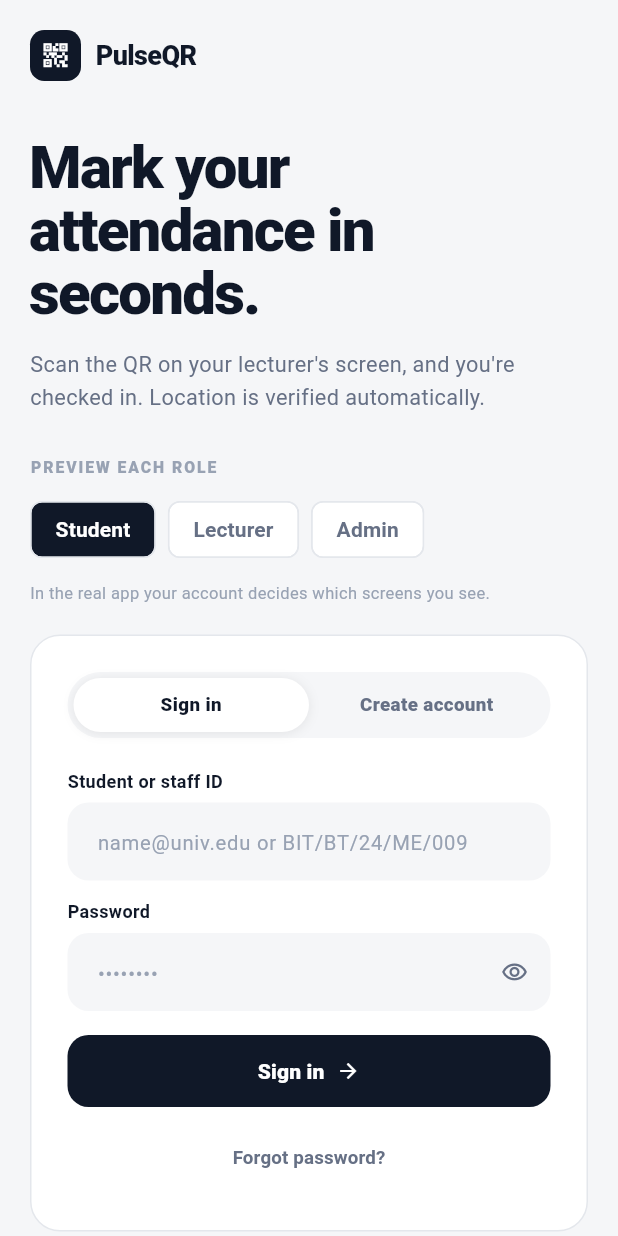
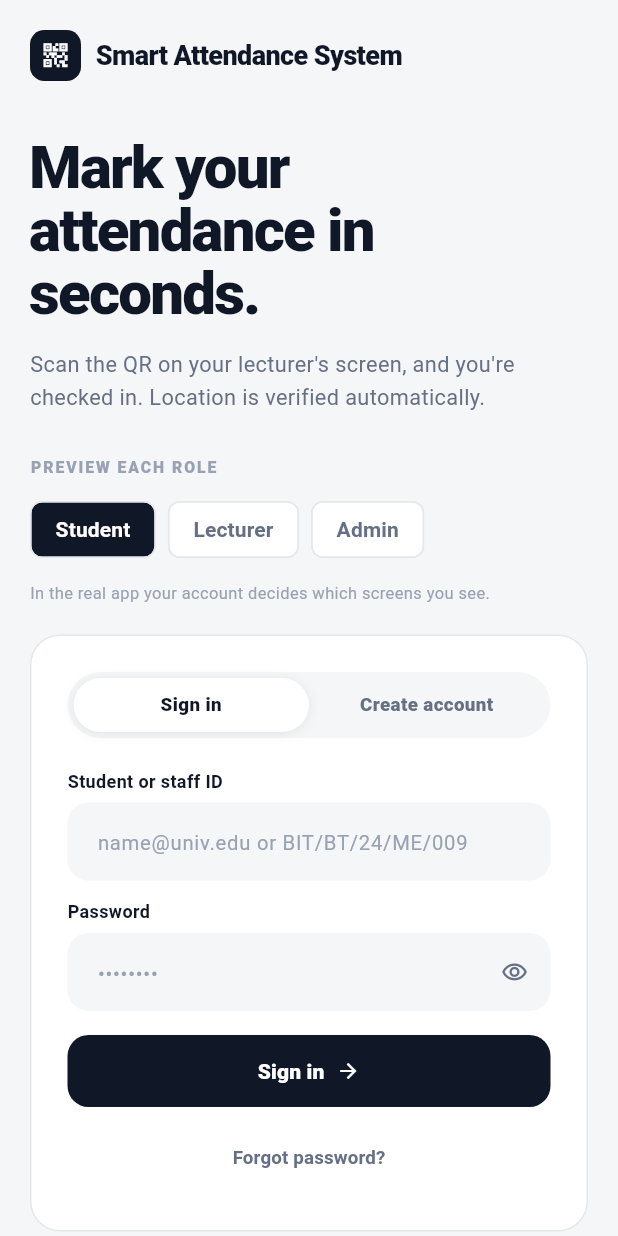
Before and after one commit to cryptotranquil/Smart-Attendance-System-QR-CODE, a Flutter app: the screen it shows after launch, on a phone screen of 412 x 824 dp. Run offline on Flutter 3.47's test engine with Material 3 defaults, Android fonts, the phone set to English and light mode, and no system bars; our stand-ins replace supabase_flutter; accounts and stored records are empty.

Commit message:
Rename project PulseQR -> Smart Attendance System (branding + code identifiers)
- App title, sign-in brand, top bar (short form 'Smart Attendance' to avoid
  overflow), web <title>/meta/PWA manifest: Smart Attendance System
- Code: PulseQrApp -> SmartAttendanceApp, PulseTheme -> SmartAttendanceTheme,
  pubspec package pulseqr -> smart_attendance_system (test import updated)
- Docs: README + DESIGN headers; seed.sql header
- Deliberately unchanged: pulseqr/ folder (Vercel root dir), applied migration
  filenames/comments, demo emails @pulseqr.demo and demo password (live accounts)

Co-authored-by: arena-agent <297053741+arena-agent@users.noreply.github.com>

```diff
--- a/pulseqr/lib/main.dart
+++ b/pulseqr/lib/main.dart
@@ -20,20 +20,20 @@ Future<void> main() async {
     }
   }
 
-  runApp(PulseQrApp(connected: connected));
+  runApp(SmartAttendanceApp(connected: connected));
 }
 
-class PulseQrApp extends StatelessWidget {
-  const PulseQrApp({super.key, required this.connected});
+class SmartAttendanceApp extends StatelessWidget {
+  const SmartAttendanceApp({super.key, required this.connected});
 
   final bool connected;
 
   @override
   Widget build(BuildContext context) {
     return MaterialApp(
-      title: 'PulseQR',
+      title: 'Smart Attendance System',
       debugShowCheckedModeBanner: false,
-      theme: PulseTheme.data,
+      theme: SmartAttendanceTheme.data,
       home: SignInScreen(connected: connected),
     );
   }
--- a/pulseqr/lib/src/admin_screens.dart
+++ b/pulseqr/lib/src/admin_screens.dart
@@ -362,7 +362,7 @@ class _CampusTabState extends State<_CampusTab> {
                           Container(
                             height: 170,
                             decoration: BoxDecoration(
-                              borderRadius: BorderRadius.circular(PulseTheme.radiusField),
+                              borderRadius: BorderRadius.circular(SmartAttendanceTheme.radiusField),
                               gradient: const RadialGradient(
                                 colors: [Color(0xFFDCE7FB), Color(0xFFF4F6FA)],
                                 center: Alignment(-0.2, 0.1),
@@ -421,7 +421,7 @@ class _CampusTabState extends State<_CampusTab> {
                           const SizedBox(height: 12),
                           Container(
                             padding: const EdgeInsets.all(12),
-                            decoration: BoxDecoration(border: Border.all(color: C.warn, width: 1.4), borderRadius: BorderRadius.circular(PulseTheme.radiusField), color: C.warnSoft),
+                            decoration: BoxDecoration(border: Border.all(color: C.warn, width: 1.4), borderRadius: BorderRadius.circular(SmartAttendanceTheme.radiusField), color: C.warnSoft),
                             child: Row(
                               children: [
                                 const Icon(Icons.beach_access, color: C.warn, size: 20),
--- a/pulseqr/lib/src/lecturer_screens.dart
+++ b/pulseqr/lib/src/lecturer_screens.dart
@@ -102,7 +102,7 @@ class _TodayTab extends StatelessWidget {
               Container(
                 decoration: BoxDecoration(
                   color: C.brand,
-                  borderRadius: BorderRadius.circular(PulseTheme.radiusCard),
+                  borderRadius: BorderRadius.circular(SmartAttendanceTheme.radiusCard),
                 ),
                 padding: const EdgeInsets.all(20),
                 child: Row(
--- a/pulseqr/lib/src/sign_in_screen.dart
+++ b/pulseqr/lib/src/sign_in_screen.dart
@@ -183,7 +183,7 @@ class _SignInScreenState extends State<SignInScreen> {
           children: [
             LogoMark(size: 34),
             SizedBox(width: 10),
-            Text('PulseQR', style: TextStyle(fontSize: 18, fontWeight: FontWeight.w800, letterSpacing: -0.4)),
+            Text('Smart Attendance System', style: TextStyle(fontSize: 18, fontWeight: FontWeight.w800, letterSpacing: -0.4)),
           ],
         ),
         const SizedBox(height: 36),
@@ -375,9 +375,9 @@ class _SignInScreenState extends State<SignInScreen> {
         fillColor: C.bg,
         suffixIcon: suffix,
         contentPadding: const EdgeInsets.symmetric(horizontal: 16, vertical: 14),
-        border: OutlineInputBorder(borderRadius: BorderRadius.circular(PulseTheme.radiusField), borderSide: BorderSide.none),
+        border: OutlineInputBorder(borderRadius: BorderRadius.circular(SmartAttendanceTheme.radiusField), borderSide: BorderSide.none),
         focusedBorder: OutlineInputBorder(
-          borderRadius: BorderRadius.circular(PulseTheme.radiusField),
+          borderRadius: BorderRadius.circular(SmartAttendanceTheme.radiusField),
           borderSide: const BorderSide(color: C.accent, width: 1.4),
         ),
         errorStyle: const TextStyle(fontSize: 11, color: C.danger),
--- a/pulseqr/lib/src/theme.dart
+++ b/pulseqr/lib/src/theme.dart
@@ -1,6 +1,6 @@
 import 'package:flutter/material.dart';
 
-/// PulseQR redesign — calm, friendly, high-contrast "campus utility" system.
+/// Smart Attendance System — calm, friendly, high-contrast "campus utility" system.
 /// Plain language, big type, one confident accent, semantic colors only for status.
 class C {
   C._();
@@ -23,8 +23,8 @@ class C {
   static const infoSoft = Color(0xFFEFF4FF);
 }
 
-class PulseTheme {
-  PulseTheme._();
+class SmartAttendanceTheme {
+  SmartAttendanceTheme._();
 
   static const double radiusCard = 20;
   static const double radiusField = 14;
--- a/pulseqr/lib/src/widgets.dart
+++ b/pulseqr/lib/src/widgets.dart
@@ -28,7 +28,7 @@ class AppCard extends StatelessWidget {
   Widget build(BuildContext context) => Container(
         decoration: BoxDecoration(
           color: C.card,
-          borderRadius: BorderRadius.circular(PulseTheme.radiusCard),
+          borderRadius: BorderRadius.circular(SmartAttendanceTheme.radiusCard),
           border: Border.all(color: C.hairline),
         ),
         padding: padding,
@@ -108,7 +108,7 @@ class PrimaryButton extends StatelessWidget {
         style: ElevatedButton.styleFrom(
           backgroundColor: C.brand,
           elevation: 0,
-          shape: RoundedRectangleBorder(borderRadius: BorderRadius.circular(PulseTheme.radiusField)),
+          shape: RoundedRectangleBorder(borderRadius: BorderRadius.circular(SmartAttendanceTheme.radiusField)),
         ),
         onPressed: onPressed,
         child: Padding(padding: const EdgeInsets.symmetric(horizontal: 18), child: child),
@@ -134,7 +134,7 @@ class GhostButton extends StatelessWidget {
           style: OutlinedButton.styleFrom(
             foregroundColor: danger ? C.danger : C.ink,
             side: BorderSide(color: danger ? const Color(0x66B42318) : C.hairline),
-            shape: RoundedRectangleBorder(borderRadius: BorderRadius.circular(PulseTheme.radiusField)),
+            shape: RoundedRectangleBorder(borderRadius: BorderRadius.circular(SmartAttendanceTheme.radiusField)),
           ),
           onPressed: onPressed,
           child: Row(
@@ -193,7 +193,7 @@ class AppTopBar extends StatelessWidget {
         children: [
           const LogoMark(size: 28),
           const SizedBox(width: 8),
-          const Text('PulseQR', style: TextStyle(fontWeight: FontWeight.w800, fontSize: 16, letterSpacing: -0.3)),
+          const Text('Smart Attendance', style: TextStyle(fontWeight: FontWeight.w800, fontSize: 16, letterSpacing: -0.3)),
           const SizedBox(width: 18),
           if (wide)
             for (var i = 0; i < navItems.length; i++)
--- a/pulseqr/pubspec.yaml
+++ b/pulseqr/pubspec.yaml
@@ -1,5 +1,5 @@
-name: pulseqr
-description: School attendance for students, lecturers and administrators.
+name: smart_attendance_system
+description: Smart Attendance System — school attendance for students, lecturers and administrators.
 publish_to: none
 version: 0.1.0+1
 environment:
```
Also changed, not shown: pulseqr/lib/src/student_screens.dart (+8 -8 lines), 6 other files.
